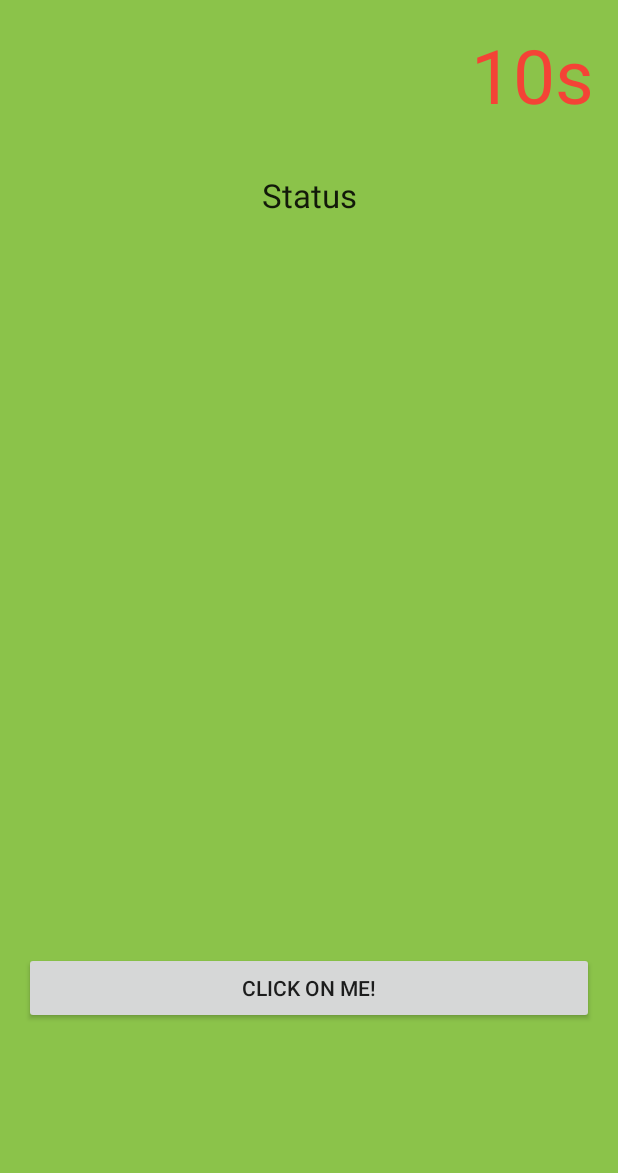
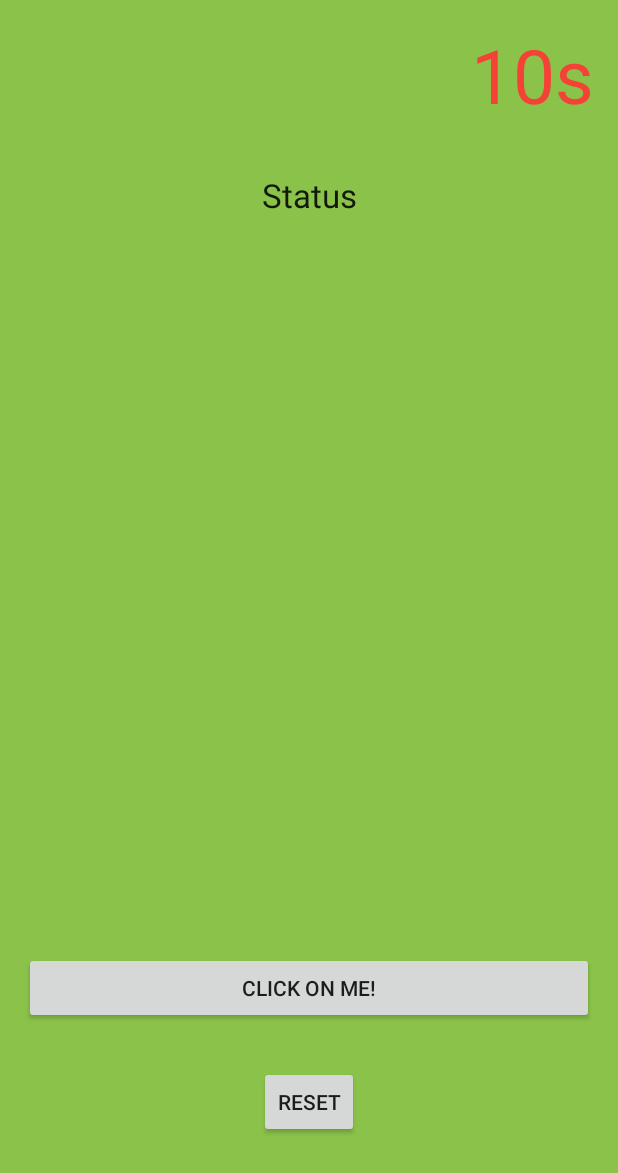
Before and after one commit to KaplanPDMA/EventHandlingExample, an Android app: the layout activity_main.xml on its own in the app's theme, with its tools: preview values and no code run, on a phone screen of 412 x 824 dp. Shown: the top 1173 px of the screen. Run offline under Robolectric (Android 15) with nearby library versions, the phone set to English and light mode, and no system bars.

Commit message:
with Reset Button

```diff
--- a/app/src/main/res/layout/activity_main.xml
+++ b/app/src/main/res/layout/activity_main.xml
@@ -40,4 +40,14 @@
         android:textSize="50dp"
         android:textColor="@color/timing_color" />
 
+    <Button
+        style="?android:attr/buttonStyleSmall"
+        android:layout_width="wrap_content"
+        android:layout_height="wrap_content"
+        android:text="@string/reset_button_text"
+        android:id="@+id/ResetButton"
+        android:layout_marginBottom="49dp"
+        android:layout_alignParentBottom="true"
+        android:layout_centerHorizontal="true" />
+
 </RelativeLayout>
--- a/app/src/main/res/values/strings.xml
+++ b/app/src/main/res/values/strings.xml
@@ -3,4 +3,5 @@
     <string name="status">Status</string>
     <string name="button_text">Click on me!</string>
     <string name="time_remaining">10s</string>
+    <string name="reset_button_text">Reset</string>
 </resources>
```
Also changed, not shown: app/src/main/java/com/kaplan/pdma/eventhandlingexample/MainActivity.java (+30 -13 lines).
